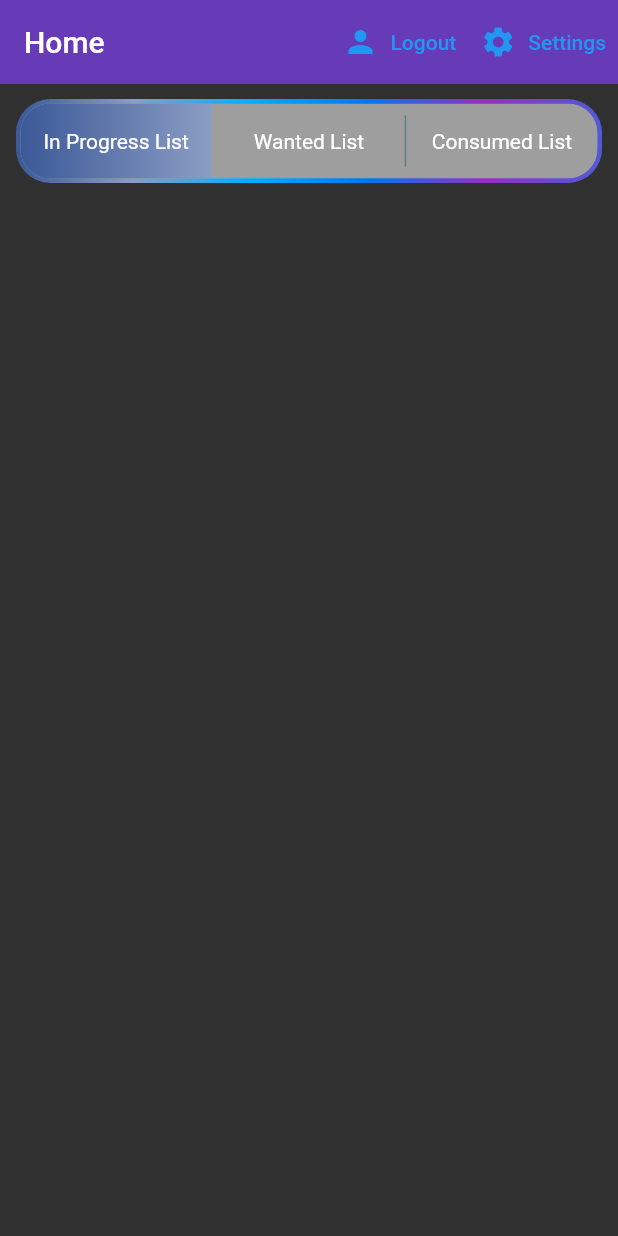
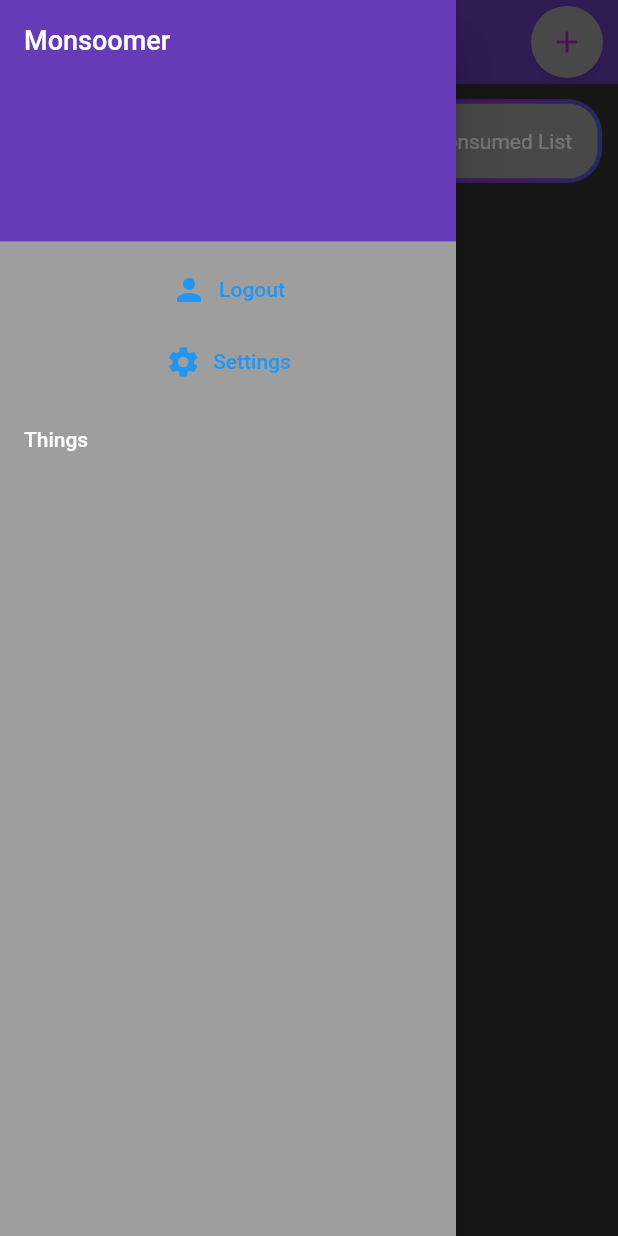
Before and after one commit to cimbyote/monsoomer, a Flutter app: the screen it shows once a user with an empty profile is signed in, with the side drawer open (before the commit the screen has no drawer), on a phone screen of 412 x 824 dp. Run offline on Flutter 3.47's test engine with Material 2 defaults, Android fonts, the phone set to English and light mode, and no system bars; drawn by our look-alikes of anim_search_bar, toggle_switch; our stand-ins replace cached_network_image, cloud_firestore, firebase_auth, firebase_core, flutter_spinkit; missing offline and left inert: flutter_iconpicker; accounts and stored records are empty; network calls fail; Roboto replaces fonts that are missing (NanumGothic).

Commit message:
i have a side menu and a basic search bar in

```diff
--- a/lib/models/media.dart
+++ b/lib/models/media.dart
@@ -1,14 +1,34 @@
 import 'package:json_annotation/json_annotation.dart';
 import 'package:monsoomer/utilities/dateTime_serializer.dart';
+import 'package:monsoomer/shared/constants.dart';
+
+part 'media.g.dart';
+
+enum MediaType { Movie, TV, Game, NULL }
+
+String getMediaTypeString(MediaType inType) {
+  if (inType == MediaType.Movie) {
+    return "Movie";
+  } else if (inType == MediaType.TV) {
+    return "Show";
+  } else if (inType == MediaType.Game) {
+    return "Game";
+  }
+
+  else if (inType == MediaType.NULL) {
+    return "ERROR: Null type";
+  } else {
+    return 'meh';
+  }
+}
 
 
-part 'media.g.dart';
 
 @JsonSerializable(explicitToJson: true)
 class Media
 {
   final String name;
-  final String type;
+  final MediaType type;
 
   @CustomDateTimeConverter()
   late DateTime addedDateTime;
@@ -32,7 +52,7 @@ class ConsumedMedia extends Media
   @CustomDateTimeConverter()
   late DateTime consumedDateTime;
 
-  ConsumedMedia(String name, String type, DateTime consumedDateTime)
+  ConsumedMedia(String name, MediaType type, DateTime consumedDateTime)
       : super(name, type)
   {
     this.consumedDateTime = consumedDateTime;
@@ -49,7 +69,7 @@ class StartedMedia extends Media
   @CustomDateTimeConverter()
   late DateTime startedDateTime;
 
-  StartedMedia(String name, String type, DateTime startedDateTime)
+  StartedMedia(String name, MediaType type, DateTime startedDateTime)
       : super(name, type)
   {
     this.startedDateTime = startedDateTime;
@@ -65,7 +85,7 @@ class StartedMedia extends Media
 class WantedMedia extends Media
 {
 
-  WantedMedia(String name, String type)
+  WantedMedia(String name, MediaType type)
       : super(name, type)
   {
     //meh
--- a/lib/models/user_info_model.dart
+++ b/lib/models/user_info_model.dart
@@ -1,3 +1,5 @@
+import 'package:monsoomer/shared/constants.dart';
+
 import 'media.dart';
 import 'package:json_annotation/json_annotation.dart';
 
@@ -25,14 +27,14 @@ class UserData{
 
   UserData()
   {
-    inProgressList.add(StartedMedia('Guardians', 'Movie', DateTime.now()));
+    inProgressList.add(StartedMedia('Guardians', MediaType.Movie, DateTime.now()));
 
-    consumedList.add(ConsumedMedia('Avengers 1', 'Movie', DateTime.now()));
-    consumedList.add(ConsumedMedia('Avengers 2', 'Movie', DateTime.now()));
-    consumedList.add(ConsumedMedia('Avengers 3', 'Movie', DateTime.now()));
+    consumedList.add(ConsumedMedia('Avengers 1', MediaType.Movie, DateTime.now()));
+    consumedList.add(ConsumedMedia('Avengers 2', MediaType.Movie, DateTime.now()));
+    consumedList.add(ConsumedMedia('Avengers 3', MediaType.Movie, DateTime.now()));
 
-    wantedList.add(WantedMedia('Ant-Man 1', 'Movie'));
-    wantedList.add(WantedMedia('Ant-Man 2', 'Movie'));
+    wantedList.add(WantedMedia('Ant-Man 1', MediaType.Movie));
+    wantedList.add(WantedMedia('Ant-Man 2', MediaType.Movie));
   }
 
   factory UserData.fromJson(Map<String, dynamic> json) => _$UserDataFromJson(json);
--- a/lib/screens/home/home.dart
+++ b/lib/screens/home/home.dart
@@ -1,5 +1,6 @@
 import 'package:cloud_firestore/cloud_firestore.dart';
 import 'package:flutter/material.dart';
+import 'package:flutter_iconpicker/IconPicker/searchBar.dart';
 import 'package:monsoomer/models/media.dart';
 import 'package:monsoomer/models/user_info_model.dart';
 import 'package:monsoomer/screens/home/settings_form.dart';
@@ -7,8 +8,10 @@ import 'package:monsoomer/services/auth_service.dart';
 import 'package:monsoomer/services/database_service.dart';
 import 'package:provider/provider.dart';
 import 'package:cloud_firestore/cloud_firestore.dart';
+import '../side_menu.dart';
 import 'media_list.dart';
 import 'package:toggle_switch/toggle_switch.dart';
+import 'package:anim_search_bar/anim_search_bar.dart';
 
 class Home extends StatefulWidget {
   @override
@@ -16,12 +19,13 @@ class Home extends StatefulWidget {
 }
 
 class _HomeState extends State<Home> {
+  TextEditingController _textController = TextEditingController();
+  final _scaffoldKey = GlobalKey<ScaffoldState>();
   final AuthService _auth = AuthService();
   int showConsumedToggle = 0;
 
   @override
   Widget build(BuildContext context) {
-
     void _showSettingsPanel() {
       showModalBottomSheet(
         context: context,
@@ -40,24 +44,35 @@ class _HomeState extends State<Home> {
           .userDataStream,
       initialData: UserData(),
       child: Scaffold(
+        drawer: SideMenu(),
+        key: _scaffoldKey,
         appBar: AppBar(
           title: Text('Home'),
           elevation: 0.0,
           actions: <Widget>[
-            TextButton.icon(
-              label: Text('Logout'),
-              icon: Icon(Icons.person),
-              onPressed: () async {
-                await _auth.signOut();
+            AnimSearchBar(
+              color: Colors.grey,
+              suffixIcon: Icon(
+                Icons.search,
+                color: Colors.purple,
+              ),
+              prefixIcon: Icon(
+                Icons.add,
+                color: Colors.purple,
+              ),
+              helpText: 'Search for Media',
+              closeSearchOnSuffixTap: true,
+              autoFocus: true,
+              rtl: true,
+              width: MediaQuery.of(context).size.width -55,
+              textController: _textController,
+              onSuffixTap: () {
+                setState(() {
+                  _textController.clear();
+                });
               },
             ),
-            TextButton.icon(
-              label: Text('Settings'),
-              icon: Icon(Icons.settings),
-              onPressed: () {
-                _showSettingsPanel();
-              },
-            ),
+            SizedBox(width: 10,),
           ],
         ),
         body: Container(
@@ -116,7 +131,6 @@ class _HomeState extends State<Home> {
   }
 }
 
-//TODO: toggle consumed or want lists
+//TODO: setup API for search
+
 //TODO: add to list
-
-//TODO: setup API for search
--- a/lib/screens/home/media_tile.dart
+++ b/lib/screens/home/media_tile.dart
@@ -1,6 +1,7 @@
 import 'package:flutter/material.dart';
 import 'package:monsoomer/models/media.dart';
 import 'package:cached_network_image/cached_network_image.dart';
+import 'package:monsoomer/shared/constants.dart';
 import 'package:monsoomer/shared/loading_widget.dart';
 
 class MediaTile extends StatelessWidget {
@@ -28,7 +29,7 @@ class MediaTile extends StatelessWidget {
             ),
           ),
           title: Text(media.name),
-          subtitle: Text(media.type),
+          subtitle: Text(getMediaTypeString(media.type)),
         ),
       ),
     );
--- /dev/null
+++ b/lib/screens/side_menu.dart
@@ -0,0 +1,62 @@
+import 'package:flutter/material.dart';
+import 'package:provider/provider.dart';
+import 'package:monsoomer/services/auth_service.dart';
+
+
+class SideMenu extends StatelessWidget {
+  final AuthService _auth = AuthService();
+
+  @override
+  Widget build(BuildContext context) {
+    return Drawer(
+      child: Container(
+        decoration: BoxDecoration(
+          color: Theme.of(context).primaryColorLight,
+        ),
+        child: ListView(
+          // Important: Remove any padding from the ListView.
+          padding: EdgeInsets.zero,
+          children: <Widget>[
+            DrawerHeader(
+              decoration: BoxDecoration(
+                color: Theme.of(context).primaryColor,
+              ),
+              child: Text(
+                'Monsoomer',
+                style: TextStyle(
+                  fontSize: 18.0,
+                ),
+              ),
+            ),
+            Column(
+              children: [
+                TextButton.icon(
+                  label: Text('Logout'),
+                  icon: Icon(Icons.person),
+                  onPressed: () async {
+                    await _auth.signOut();
+                  },
+                ),
+                TextButton.icon(
+                  label: Text('Settings'),
+                  icon: Icon(Icons.settings),
+                  onPressed: () {
+                    // _showSettingsPanel();
+                  },
+                ),
+                ListTile(
+                  title: Text(
+                    'Things',
+                  ),
+                  onTap: () {
+                    //Navigator.pushNamed(context, AddListScreen.id);
+                  },
+                ),
+              ],
+            ),
+          ],
+        ),
+      ),
+    );
+  }
+}
--- a/lib/services/auth_service.dart
+++ b/lib/services/auth_service.dart
@@ -80,10 +80,5 @@ class AuthService{
   }
 
 
-  // //TODO: get userID
-  // Stream<User?> get userId {
-  //   return _auth.authStateChanges().uid;
-  // }
-
 
 }
--- a/lib/shared/constants.dart
+++ b/lib/shared/constants.dart
@@ -1,4 +1,5 @@
 import 'package:flutter/material.dart';
+
 
 const textInputDecoration = InputDecoration(
   filled: true,
--- a/pubspec.yaml
+++ b/pubspec.yaml
@@ -33,6 +33,7 @@ dependencies:
   flutter_iconpicker: ^3.0.2
   auto_size_text: ^3.0.0-nullsafety.0
   date_picker_timeline: ^1.2.3
+  anim_search_bar: ^2.0.2
 
   firebase_core: ^1.3.0
   firebase_auth: ^3.0.0
```
Also changed, not shown: lib/models/media.g.dart.
